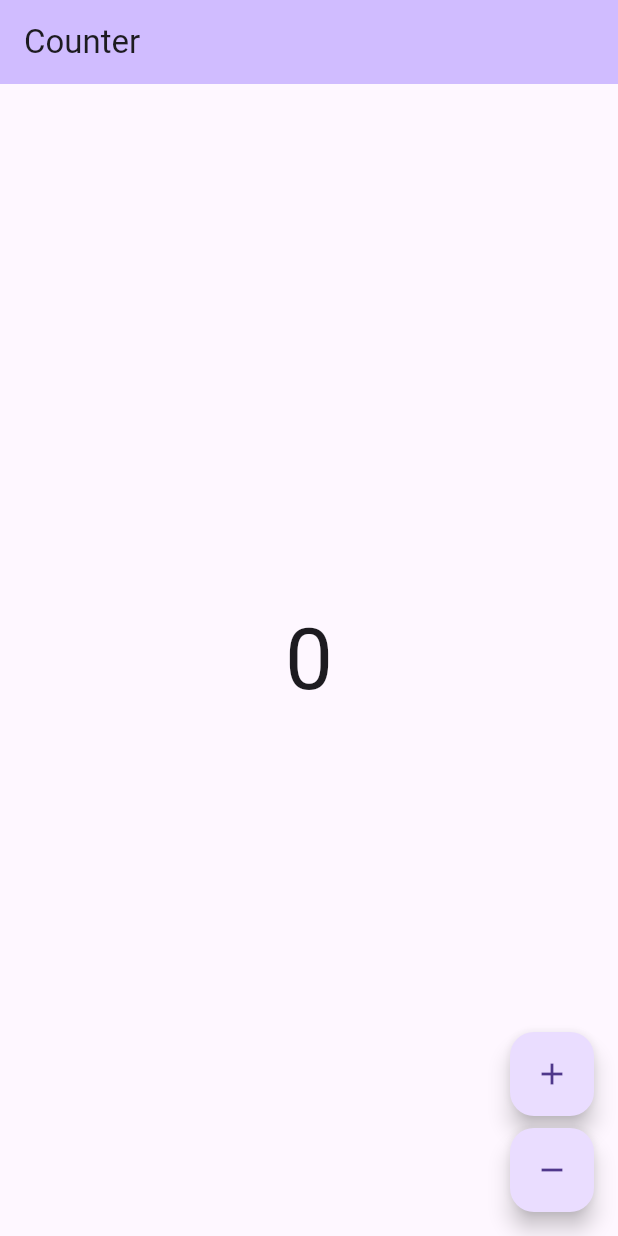
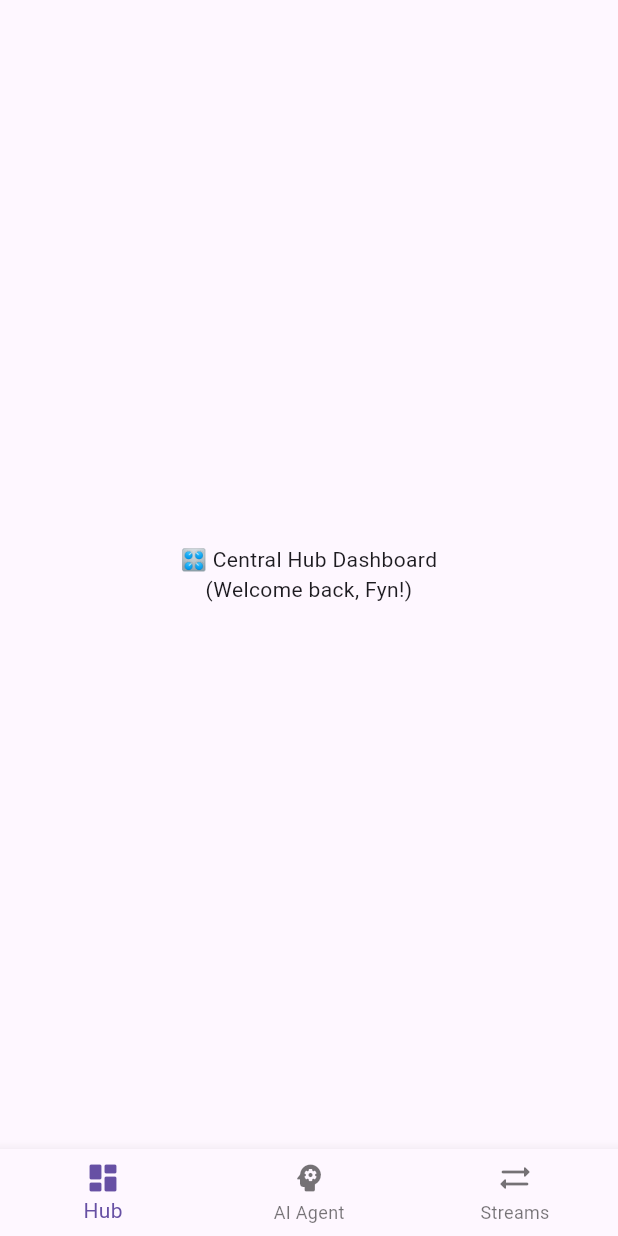
Before and after one commit to dolfynapple/super_app, a Flutter app: the screen it shows after launch, on a phone screen of 412 x 824 dp. Run offline on Flutter 3.47's test engine with Material 3 defaults, Android fonts, the phone set to English and light mode, and no system bars; our stand-ins replace bloc, dio, flutter_bloc, flutter_dotenv, get_it, go_router and 1 more.

Commit message:
add app routings
Co-authored-by: Copilot <copilot@github.com>

```diff
--- /dev/null
+++ b/lib/app/router/app_router.dart
@@ -0,0 +1,94 @@
+// lib/app/router/app_router.dart
+
+import 'package:flutter/material.dart';
+import 'package:go_router/go_router.dart';
+import 'package:portfolio_super_app/counter/counter.dart'; // Using the default template page as a placeholder
+
+final GlobalKey<NavigatorState> _rootNavigatorKey = GlobalKey<NavigatorState>(
+  debugLabel: 'root',
+);
+final GlobalKey<NavigatorState> _shellNavigatorKey = GlobalKey<NavigatorState>(
+  debugLabel: 'shell',
+);
+
+final GoRouter appRouter = GoRouter(
+  navigatorKey: _rootNavigatorKey,
+  initialLocation: '/',
+  debugLogDiagnostics:
+      true, // Automatically prints route changes to your debug console
+  routes: [
+    ShellRoute(
+      navigatorKey: _shellNavigatorKey,
+      builder: (context, state, child) {
+        return DashboardShell(child: child);
+      },
+      routes: [
+        GoRoute(
+          path: '/',
+          builder: (context, state) => const Center(
+            child: Text(
+              '🎛️ Central Hub Dashboard\n(Welcome back, Fyn!)',
+              textAlign: TextAlign.center,
+            ),
+          ),
+        ),
+        GoRoute(
+          path: '/ai-assistant',
+          builder: (context, state) =>
+              const Center(child: Text('🤖 AI Assistant Mini-App')),
+        ),
+        GoRoute(
+          path: '/websocket-system',
+          builder: (context, state) =>
+              const CounterPage(), // Temporary placeholder using your Very Good template feature
+        ),
+      ],
+    ),
+  ],
+);
+
+class DashboardShell extends StatelessWidget {
+  const DashboardShell({required this.child, super.key});
+  final Widget child;
+
+  int _getCurrentIndex(BuildContext context) {
+    final route = GoRouterState.of(context).matchedLocation;
+    if (route.startsWith('/ai-assistant')) return 1;
+    if (route.startsWith('/websocket-system')) return 2;
+    return 0;
+  }
+
+  @override
+  Widget build(BuildContext context) {
+    return Scaffold(
+      body: SafeArea(child: child),
+      bottomNavigationBar: BottomNavigationBar(
+        currentIndex: _getCurrentIndex(context),
+        onTap: (index) {
+          switch (index) {
+            case 0:
+              context.go('/');
+            case 1:
+              context.go('/ai-assistant');
+            case 2:
+              context.go('/websocket-system');
+          }
+        },
+        items: const [
+          BottomNavigationBarItem(
+            icon: Icon(Icons.dashboard_rounded),
+            label: 'Hub',
+          ),
+          BottomNavigationBarItem(
+            icon: Icon(Icons.psychology_rounded),
+            label: 'AI Agent',
+          ),
+          BottomNavigationBarItem(
+            icon: Icon(Icons.sync_alt_rounded),
+            label: 'Streams',
+          ),
+        ],
+      ),
+    );
+  }
+}
--- a/lib/app/view/app.dart
+++ b/lib/app/view/app.dart
@@ -1,5 +1,6 @@
 import 'package:flutter/material.dart';
-import 'package:portfolio_super_app/counter/counter.dart';
+import 'package:flutter_localizations/flutter_localizations.dart';
+import 'package:portfolio_super_app/app/router/app_router.dart';
 import 'package:portfolio_super_app/l10n/l10n.dart';
 
 class App extends StatelessWidget {
@@ -7,16 +8,19 @@ class App extends StatelessWidget {
 
   @override
   Widget build(BuildContext context) {
-    return MaterialApp(
+    return MaterialApp.router(
+      routerConfig: appRouter,
       theme: ThemeData(
         appBarTheme: AppBarTheme(
           backgroundColor: Theme.of(context).colorScheme.inversePrimary,
         ),
         useMaterial3: true,
       ),
-      localizationsDelegates: AppLocalizations.localizationsDelegates,
+      localizationsDelegates: const [
+        AppLocalizations.delegate,
+        GlobalMaterialLocalizations.delegate,
+      ],
       supportedLocales: AppLocalizations.supportedLocales,
-      home: const CounterPage(),
     );
   }
 }
--- a/pubspec.yaml
+++ b/pubspec.yaml
@@ -18,6 +18,7 @@ dependencies:
   flutter_localizations:
     sdk: flutter
   get_it: ^9.2.1
+  go_router: ^17.2.3
   intl: ^0.20.2
   isar: ^3.1.0+1
   pretty_dio_logger: ^1.4.0
```
Also changed, not shown: pubspec.lock.
